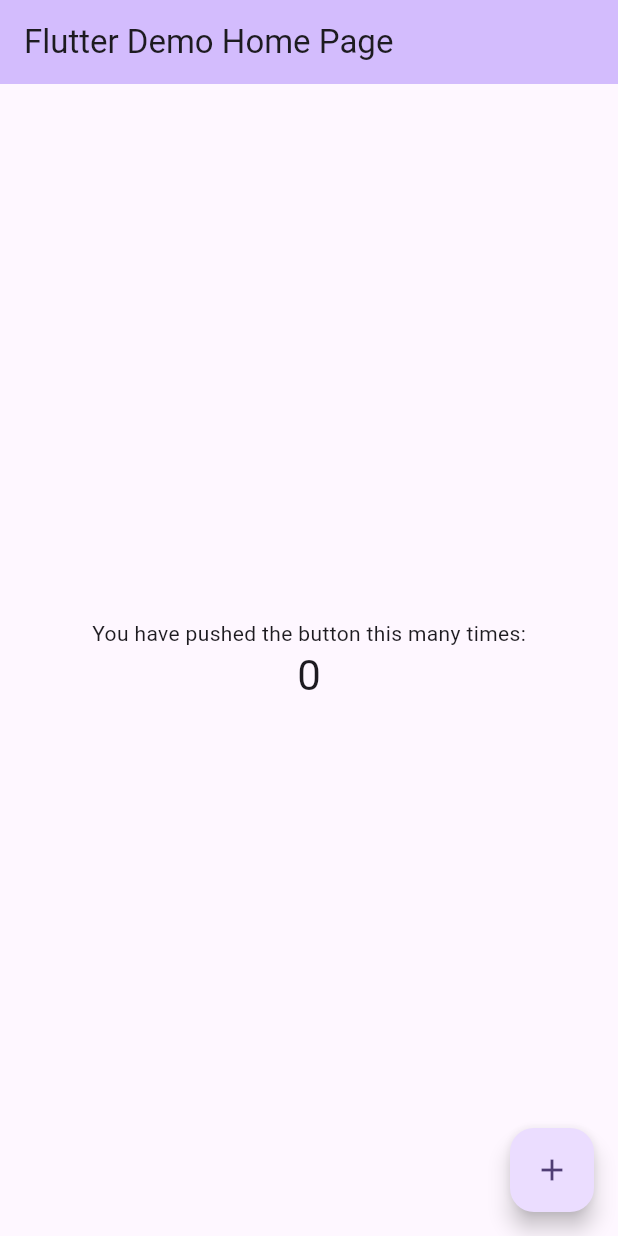
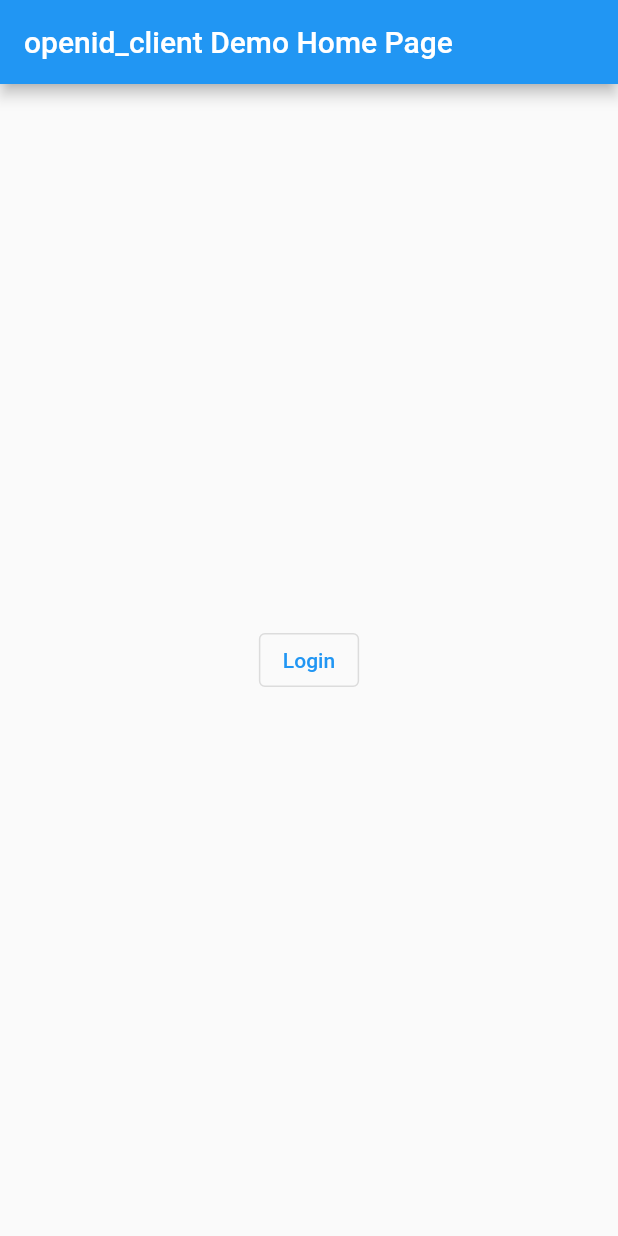
Before and after one commit to fermi-ad/flutter-auth-demo, a Flutter app: the screen it shows after launch, on a phone screen of 412 x 824 dp. Run offline on Flutter 3.47's test engine with Material 2 defaults, Android fonts, the phone set to English and light mode, and no system bars; missing offline and left inert: openid_client.

Commit message:
:sparkles: working example of accessing KeyCloak from Flutter

```diff
--- a/lib/main.dart
+++ b/lib/main.dart
@@ -1,84 +1,53 @@
 import 'package:flutter/material.dart';
-import 'package:openid_client/openid_client_io.dart';
-import 'package:url_launcher/url_launcher.dart';
+import 'package:openid_client/openid_client.dart';
+import 'openid_io.dart' if (dart.library.html) 'openid_browser.dart';
 
-authenticate(Uri uri, String clientId, List<String> scopes) async {
-  // create the client
+import 'dart:developer' as dev;
+
+const keycloakUri = 'https://adkube-auth.fnal.gov/realms/acsys/';
+const scopes = <String>[];
+
+Credential? credential;
+
+late final Client client;
+
+Future<Client> getClient() async {
+  var uri = Uri.parse(keycloakUri);
+
+  var clientId = 'auth-demo';
   var issuer = await Issuer.discover(uri);
-  var client = Client(issuer, clientId);
 
-  // create a function to open a browser with an url
-  urlLauncher(String url) async {
-    final uri = Uri.dataFromString(url);
-
-    if (await canLaunchUrl(uri)) {
-      await launchUrl(uri, mode: LaunchMode.inAppWebView);
-    } else {
-      throw 'Could not launch $url';
-    }
-  }
-
-  // create an authenticator
-  var authenticator = Authenticator(client,
-      scopes: scopes, port: 4000, urlLancher: urlLauncher);
-
-  // starts the authentication
-  var c = await authenticator.authorize();
-
-  // close the webview when finished
-  closeInAppWebView();
-
-  // return the user info
-  return await c.getUserInfo();
+  return Client(issuer, clientId,
+      clientSecret: "vPL2PWccDhFfbsUJjRsv5qdzJpWAhx4K");
 }
 
-void main() async {
-  runApp(const MyApp());
+Future<void> main() async {
+  try {
+    dev.log("waiting for client");
+    client = await getClient();
+    dev.log("waiting for redirection");
+    credential = await getRedirectResult(client, scopes: scopes);
+    dev.log("running app");
+    runApp(const MyApp());
+  } catch (e) {
+    dev.log("exception: $e");
+  }
 }
 
 class MyApp extends StatelessWidget {
   const MyApp({super.key});
 
-  // This widget is the root of your application.
   @override
   Widget build(BuildContext context) {
-    return MaterialApp(
-      title: 'Flutter Demo',
-      theme: ThemeData(
-        // This is the theme of your application.
-        //
-        // TRY THIS: Try running your application with "flutter run". You'll see
-        // the application has a blue toolbar. Then, without quitting the app,
-        // try changing the seedColor in the colorScheme below to Colors.green
-        // and then invoke "hot reload" (save your changes or press the "hot
-        // reload" button in a Flutter-supported IDE, or press "r" if you used
-        // the command line to start the app).
-        //
-        // Notice that the counter didn't reset back to zero; the application
-        // state is not lost during the reload. To reset the state, use hot
-        // restart instead.
-        //
-        // This works for code too, not just values: Most code changes can be
-        // tested with just a hot reload.
-        colorScheme: ColorScheme.fromSeed(seedColor: Colors.deepPurple),
-        useMaterial3: true,
-      ),
-      home: const MyHomePage(title: 'Flutter Demo Home Page'),
+    return const MaterialApp(
+      title: 'openid_client demo',
+      home: MyHomePage(title: 'openid_client Demo Home Page'),
     );
   }
 }
 
 class MyHomePage extends StatefulWidget {
   const MyHomePage({super.key, required this.title});
-
-  // This widget is the home page of your application. It is stateful, meaning
-  // that it has a State object (defined below) that contains fields that affect
-  // how it looks.
-
-  // This class is the configuration for the state. It holds the values (in this
-  // case the title) provided by the parent (in this case the App widget) and
-  // used by the build method of the State. Fields in a Widget subclass are
-  // always marked "final".
 
   final String title;
 
@@ -87,71 +56,55 @@ class MyHomePage extends StatefulWidget {
 }
 
 class _MyHomePageState extends State<MyHomePage> {
-  int _counter = 0;
+  UserInfo? userInfo;
 
-  void _incrementCounter() {
-    setState(() {
-      // This call to setState tells the Flutter framework that something has
-      // changed in this State, which causes it to rerun the build method below
-      // so that the display can reflect the updated values. If we changed
-      // _counter without calling setState(), then the build method would not be
-      // called again, and so nothing would appear to happen.
-      _counter++;
-    });
+  @override
+  void initState() {
+    if (credential != null) {
+      credential!.getUserInfo().then((userInfo) {
+        setState(() {
+          this.userInfo = userInfo;
+        });
+      });
+    }
+    super.initState();
   }
 
   @override
   Widget build(BuildContext context) {
-    // This method is rerun every time setState is called, for instance as done
-    // by the _incrementCounter method above.
-    //
-    // The Flutter framework has been optimized to make rerunning build methods
-    // fast, so that you can just rebuild anything that needs updating rather
-    // than having to individually change instances of widgets.
     return Scaffold(
       appBar: AppBar(
-        // TRY THIS: Try changing the color here to a specific color (to
-        // Colors.amber, perhaps?) and trigger a hot reload to see the AppBar
-        // change color while the other colors stay the same.
-        backgroundColor: Theme.of(context).colorScheme.inversePrimary,
-        // Here we take the value from the MyHomePage object that was created by
-        // the App.build method, and use it to set our appbar title.
         title: Text(widget.title),
       ),
       body: Center(
-        // Center is a layout widget. It takes a single child and positions it
-        // in the middle of the parent.
         child: Column(
-          // Column is also a layout widget. It takes a list of children and
-          // arranges them vertically. By default, it sizes itself to fit its
-          // children horizontally, and tries to be as tall as its parent.
-          //
-          // Column has various properties to control how it sizes itself and
-          // how it positions its children. Here we use mainAxisAlignment to
-          // center the children vertically; the main axis here is the vertical
-          // axis because Columns are vertical (the cross axis would be
-          // horizontal).
-          //
-          // TRY THIS: Invoke "debug painting" (choose the "Toggle Debug Paint"
-          // action in the IDE, or press "p" in the console), to see the
-          // wireframe for each widget.
           mainAxisAlignment: MainAxisAlignment.center,
           children: <Widget>[
-            const Text(
-              'You have pushed the button this many times:',
-            ),
-            Text(
-              '$_counter',
-              style: Theme.of(context).textTheme.headlineMedium,
-            ),
+            if (userInfo != null) ...[
+              Text('Hello ${userInfo!.name}'),
+              Text(userInfo!.email ?? ''),
+              OutlinedButton(
+                  child: const Text('Logout'),
+                  onPressed: () async {
+                    setState(() {
+                      userInfo = null;
+                    });
+                  })
+            ],
+            if (userInfo == null)
+              OutlinedButton(
+                  child: const Text('Login'),
+                  onPressed: () async {
+                    var credential = await authenticate(client, scopes: scopes);
+                    var userInfo = await credential.getUserInfo();
+
+                    setState(() {
+                      this.userInfo = userInfo;
+                    });
+                  }),
           ],
         ),
       ),
-      floatingActionButton: FloatingActionButton(
-        onPressed: _incrementCounter,
-        tooltip: 'Increment',
-        child: const Icon(Icons.add),
-      ), // This trailing comma makes auto-formatting nicer for build methods.
     );
   }
 }
--- /dev/null
+++ b/lib/openid_browser.dart
@@ -0,0 +1,17 @@
+import 'dart:async';
+
+import 'package:openid_client/openid_client.dart';
+import 'package:openid_client/openid_client_browser.dart' as browser;
+
+Future<Credential> authenticate(Client client,
+    {List<String> scopes = const []}) async {
+  var authenticator = browser.Authenticator(client, scopes: scopes);
+
+  authenticator.authorize();
+
+  return Completer<Credential>().future;
+}
+
+Future<Credential?> getRedirectResult(Client client,
+        {List<String> scopes = const []}) =>
+    browser.Authenticator(client, scopes: scopes).credential;
```
Also changed, not shown: lib/openid_io.dart (added, +37 -0 lines).
